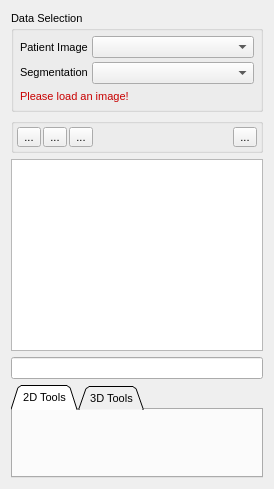
MITK/MITK, file Plugins/org.mitk.gui.qt.segmentation/src/internal/QmitkSegmentationControls.ui: the form before one commit.
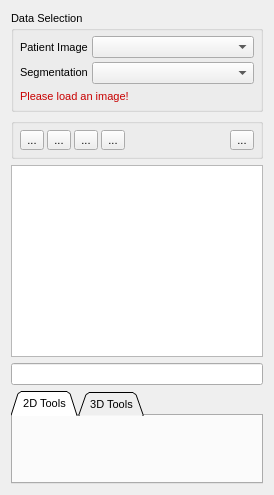
The form after the commit. Icons and pictures are not drawn. Custom widgets are drawn as their Qt base class.

Commit message: allow for importing labels into an existing labelset

```diff
--- a/Plugins/org.mitk.gui.qt.segmentation/src/internal/QmitkSegmentationControls.ui
+++ b/Plugins/org.mitk.gui.qt.segmentation/src/internal/QmitkSegmentationControls.ui
@@ -228,11 +228,11 @@
      </property>
      <layout class="QHBoxLayout" name="horizontalLayout_3">
       <property name="spacing">
-       <number>2</number>
-      </property>
-      <property name="margin">
        <number>3</number>
       </property>
+      <property name="margin">
+       <number>6</number>
+      </property>
       <item>
        <widget class="QToolButton" name="m_btNewLabelSet">
         <property name="toolTip">
@@ -293,6 +293,26 @@
         </property>
        </widget>
       </item>
+      <item>
+       <widget class="QToolButton" name="m_btImportLabelSet">
+        <property name="toolTip">
+         <string>Import labels from another segmentation session</string>
+        </property>
+        <property name="text">
+         <string>...</string>
+        </property>
+        <property name="icon">
+         <iconset resource="../../resources/segmentation.qrc">
+          <normaloff>:/segmentation/LoadLabelSet_48.png</normaloff>:/segmentation/LoadLabelSet_48.png</iconset>
+        </property>
+        <property name="iconSize">
+         <size>
+          <width>24</width>
+          <height>24</height>
+         </size>
+        </property>
+       </widget>
+      </item>
       <item>
        <spacer name="horizontalSpacer">
         <property name="orientation">
```
Left out of the diff: 8 changed lines with no effect on the pictures. The commit also changes 6 other files.
